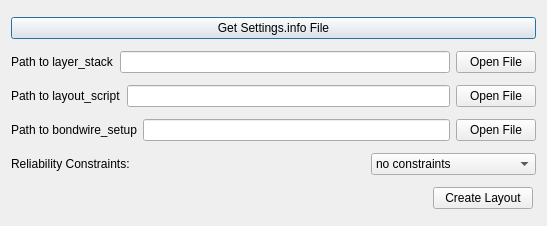
e3da/PowerSynth2-core, file GUI/ui/editLayout.ui: the form before one commit.
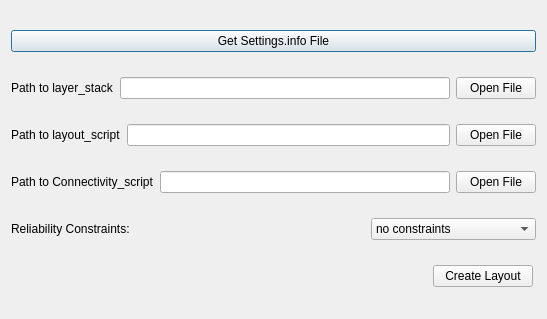
The form after the commit.

Diff of the .ui file:
```diff
--- a/GUI/ui/editLayout.ui
+++ b/GUI/ui/editLayout.ui
@@ -7,7 +7,7 @@
     <x>0</x>
     <y>0</y>
     <width>547</width>
-    <height>226</height>
+    <height>319</height>
    </rect>
   </property>
   <property name="windowTitle">
@@ -104,7 +104,7 @@
      <item>
       <widget class="QLabel" name="label_5">
        <property name="text">
-        <string>Path to bondwire_setup</string>
+        <string>Path to Connectivity_script</string>
        </property>
       </widget>
      </item>
```
